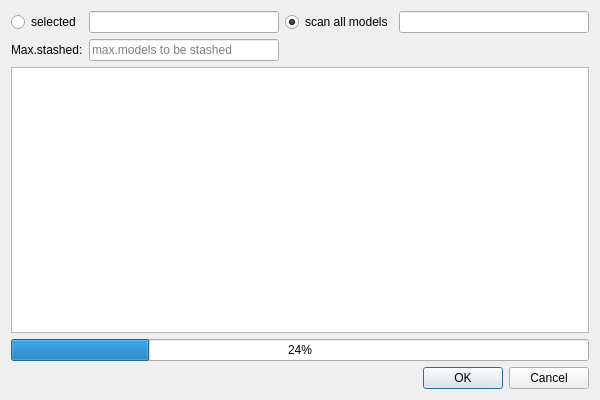
This is src/blackgui/components/dbautosimulatorstashingcomponent.ui in swift-project/pilotclient as Qt 5 draws it before an edit. The edited form follows.
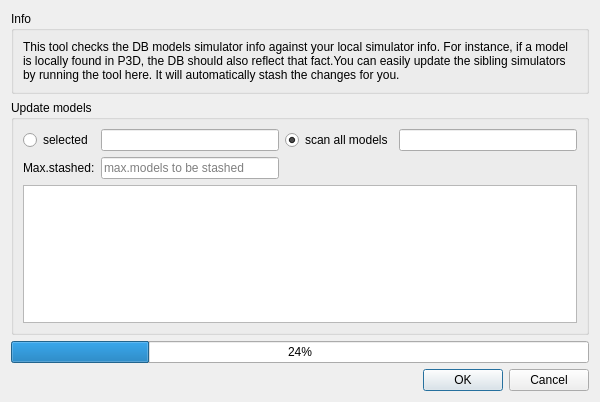
This is the edited form. Custom widgets are drawn as their Qt base class.

Diff of the .ui file:
```diff
--- a/src/blackgui/components/dbautosimulatorstashingcomponent.ui
+++ b/src/blackgui/components/dbautosimulatorstashingcomponent.ui
@@ -7,7 +7,7 @@
     <x>0</x>
     <y>0</y>
     <width>600</width>
-    <height>400</height>
+    <height>402</height>
    </rect>
   </property>
   <property name="minimumSize">
@@ -19,52 +19,40 @@
   <property name="windowTitle">
    <string>Cross simulator updating (FSX-P3D-FS9)</string>
   </property>
-  <layout class="QGridLayout" name="gridLayout">
-   <item row="4" column="0" colspan="4">
-    <widget class="QProgressBar" name="pb_StashingProgress">
-     <property name="value">
-      <number>24</number>
+  <layout class="QVBoxLayout" name="vl_AutoSimulator">
+   <item>
+    <widget class="QGroupBox" name="gb_Info">
+     <property name="title">
+      <string>Info</string>
      </property>
-    </widget>
-   </item>
-   <item row="3" column="0" colspan="4">
-    <widget class="BlackGui::Views::CStatusMessageView" name="tvp_StatusMessages">
-     <property name="selectionMode">
-      <enum>QAbstractItemView::NoSelection</enum>
-     </property>
-     <attribute name="verticalHeaderVisible">
-      <bool>false</bool>
-     </attribute>
+     <layout class="QVBoxLayout" name="verticalLayout">
+      <item>
+       <widget class="QLabel" name="lbl_Info">
+        <property name="text">
+         <string>This tool checks the DB models simulator info against your local simulator info. For instance, if a model is locally found in P3D, the DB should also reflect that fact.You can easily update the sibling simulators by running the tool here. It will automatically stash the changes for you.</string>
+        </property>
+        <property name="wordWrap">
+         <bool>true</bool>
+        </property>
+       </widget>
+      </item>
+     </layout>
     </widget>
    </item>
-   <item row="1" column="3">
+   <item>
+    <widget class="QGroupBox" name="gb_UpdateModels">
+     <property name="title">
+      <string>Update models</string>
+     </property>
+     <layout class="QGridLayout" name="gridLayout_2">
+      <item row="0" column="3">
     <widget class="QLineEdit" name="le_AllSets">
      <property name="readOnly">
       <bool>true</bool>
      </property>
     </widget>
    </item>
-   <item row="1" column="0">
-    <widget class="QRadioButton" name="rb_SelectedOnly">
-     <property name="text">
-      <string>selected</string>
-     </property>
-     <attribute name="buttonGroup">
-      <string notr="true">bg_ScanAllOrSelected</string>
-     </attribute>
-    </widget>
-   </item>
-   <item row="5" column="0" colspan="4">
-    <widget class="QDialogButtonBox" name="bb_OkCancel">
-     <property name="orientation">
-      <enum>Qt::Horizontal</enum>
-     </property>
-     <property name="standardButtons">
-      <set>QDialogButtonBox::Cancel|QDialogButtonBox::Ok</set>
-     </property>
-    </widget>
-   </item>
-   <item row="1" column="2">
+      <item row="0" column="2">
     <widget class="QRadioButton" name="rb_ScanAllModels">
      <property name="text">
       <string>scan all models</string>
@@ -77,27 +65,67 @@
      </attribute>
     </widget>
    </item>
-   <item row="1" column="1">
+      <item row="0" column="1">
     <widget class="QLineEdit" name="le_Selected">
      <property name="readOnly">
       <bool>true</bool>
      </property>
     </widget>
    </item>
-   <item row="2" column="0">
+      <item row="1" column="0">
     <widget class="QLabel" name="lbl_MaxModelsStashed">
      <property name="text">
       <string>Max.stashed:</string>
      </property>
     </widget>
    </item>
-   <item row="2" column="1">
+      <item row="0" column="0">
+       <widget class="QRadioButton" name="rb_SelectedOnly">
+        <property name="text">
+         <string>selected</string>
+        </property>
+        <attribute name="buttonGroup">
+         <string notr="true">bg_ScanAllOrSelected</string>
+        </attribute>
+       </widget>
+      </item>
+      <item row="1" column="1">
     <widget class="QLineEdit" name="le_MaxModelsStashed">
      <property name="placeholderText">
       <string>max.models to be stashed</string>
      </property>
     </widget>
    </item>
+      <item row="2" column="0" colspan="4">
+       <widget class="BlackGui::Views::CStatusMessageView" name="tvp_StatusMessages">
+        <property name="selectionMode">
+         <enum>QAbstractItemView::NoSelection</enum>
+        </property>
+        <attribute name="verticalHeaderVisible">
+         <bool>false</bool>
+        </attribute>
+       </widget>
+      </item>
+     </layout>
+    </widget>
+   </item>
+   <item>
+    <widget class="QProgressBar" name="pb_StashingProgress">
+     <property name="value">
+      <number>24</number>
+     </property>
+    </widget>
+   </item>
+   <item>
+    <widget class="QDialogButtonBox" name="bb_OkCancel">
+     <property name="orientation">
+      <enum>Qt::Horizontal</enum>
+     </property>
+     <property name="standardButtons">
+      <set>QDialogButtonBox::Cancel|QDialogButtonBox::Ok</set>
+     </property>
+    </widget>
+   </item>
   </layout>
  </widget>
  <customwidgets>
```
Left out of the diff: 8 changed lines with no effect on the pictures. Lines whose indentation alone changed are shown as unchanged.
